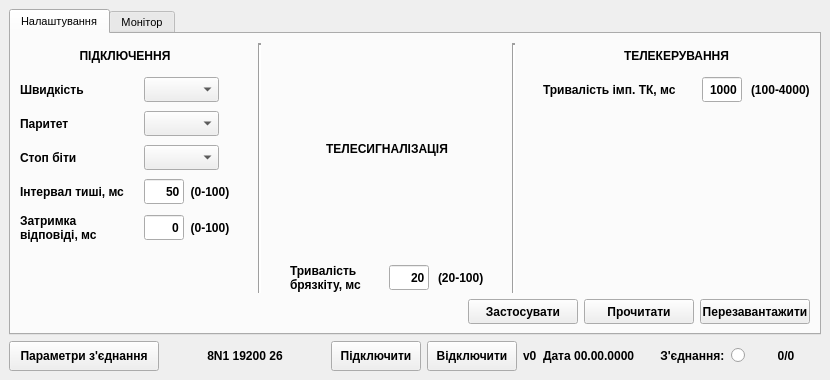
The window that mdio.ui (Goodjamp/Mdio) describes before a commit, drawn with Qt 5.
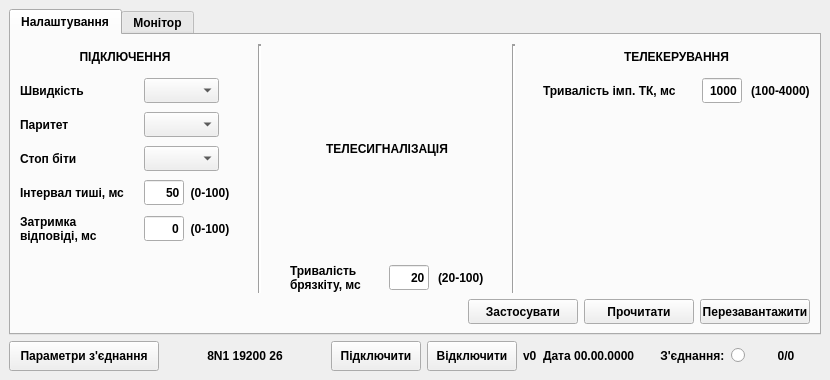
The same window after the commit.

```diff
--- a/mdio.ui
+++ b/mdio.ui
@@ -37,9 +37,9 @@
      <widget class="QTabWidget" name="tabWidget">
       <property name="font">
        <font>
-        <pointsize>8</pointsize>
-        <weight>50</weight>
-        <bold>false</bold>
+        <pointsize>9</pointsize>
+        <weight>75</weight>
+        <bold>true</bold>
        </font>
       </property>
       <property name="currentIndex">
```
